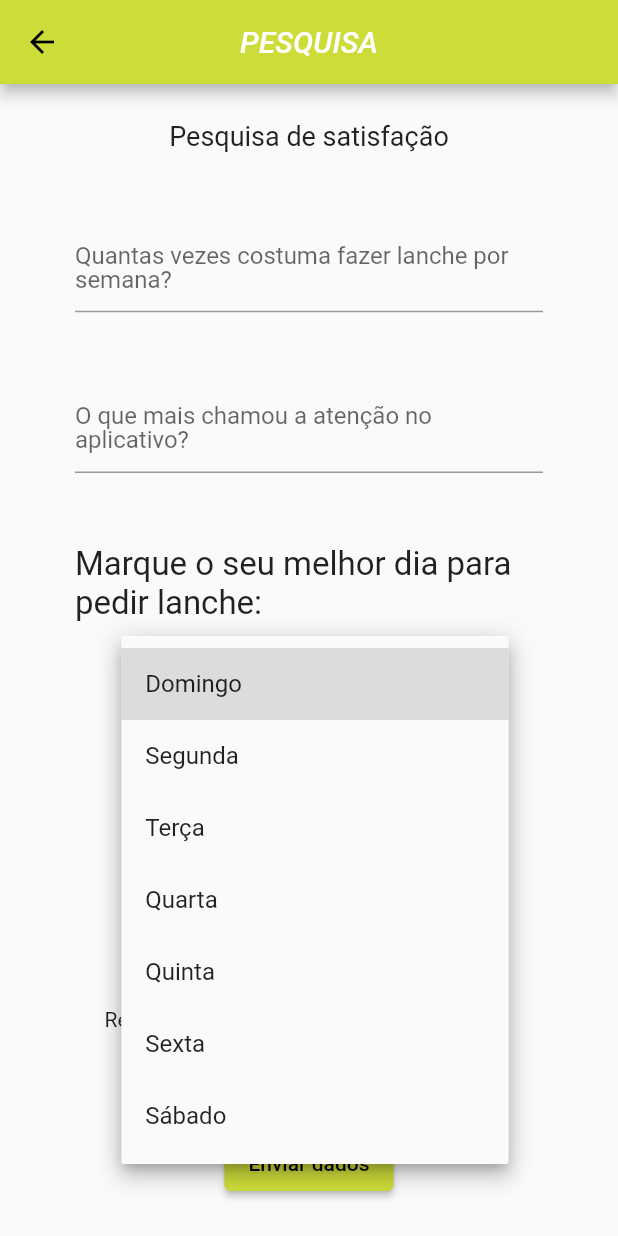
After one commit to BonfadaDiogo/universodoslanchesrapidos, a Flutter app: the Formulario screen opened directly, after a tap on "Selecione o dia da semana", on a phone screen of 412 x 824 dp. The commit adds this screen. Run offline on Flutter 3.47's test engine with Material 2 defaults, Android fonts, the phone set to English and light mode, and no system bars; our stand-ins replace google_fonts.

Commit message:
Add files via upload

```diff
--- /dev/null
+++ b/lib/formulario.dart
@@ -0,0 +1,150 @@
+import 'package:flutter/material.dart';
+import 'package:flutter/src/widgets/framework.dart';
+import 'package:flutter/src/widgets/placeholder.dart';
+import 'package:google_fonts/google_fonts.dart';
+
+class Formulario extends StatefulWidget {
+  const Formulario({super.key});
+
+  @override
+  State<Formulario> createState() => _FormularioState();
+}
+
+class _FormularioState extends State<Formulario> {
+TextEditingController _superControl = TextEditingController();
+  String? _diaDaSemana;
+  int _pgto = 0;
+  bool _bom = false, _ruim = false, _otimo = false, _recomenda = false;
+
+
+  @override
+  Widget build(BuildContext context) {
+    return Scaffold(
+
+      appBar: AppBar(
+          centerTitle: true,
+          title: Text("PESQUISA",
+              style:
+                  TextStyle(fontStyle: FontStyle.italic, color: Colors.white))),
+
+      body: Padding(
+        padding: const EdgeInsets.only(left: 50, right: 50),
+        child: Column(
+          mainAxisAlignment: MainAxisAlignment.spaceAround,
+          children: [
+            //////////////////////////////////
+            Text(
+              "Pesquisa de satisfação",
+              style: TextStyle(fontSize: 18),
+            ),
+
+              TextField(
+                controller: _superControl,
+                decoration: InputDecoration(label:
+                Text(
+                  "Quantas vezes costuma fazer lanche por semana?"
+                  )
+                )
+              ),
+
+              TextField(
+                controller: _superControl,
+                decoration: InputDecoration(label:
+                Text(
+                  "O que mais chamou a atenção no aplicativo?"
+                  )
+                )
+              ),
+            /////////////////////////////////
+            Text(
+              "Marque o seu melhor dia para pedir lanche:",
+              style: GoogleFonts.adventPro(
+                fontSize: 22
+              )
+            ),
+            /////////////////////////////////
+            DropdownButton(
+                value: _diaDaSemana,
+                hint: Text("Selecione o dia da semana "),
+                items: [
+                  DropdownMenuItem(
+                    value: "Domingo",
+                    onTap: () => _diaDaSemana = "Domingo",
+                    child: Text("Domingo"),
+                  ),
+                  DropdownMenuItem(
+                    value: "Segunda",
+                    onTap: () => _diaDaSemana = "Segunda",
+                    child: Text("Segunda"),
+                  ),
+                  DropdownMenuItem(
+                    value: "Terça",
+                    onTap: () => _diaDaSemana = "Terça",
+                    child: Text("Terça"),
+                  ),
+                  DropdownMenuItem(
+                    value: "Quarta",
+                    onTap: () => _diaDaSemana = "Quarta",
+                    child: Text("Quarta"),
+                  ),
+                  DropdownMenuItem(
+                    value: "Quinta",
+                    onTap: () => _diaDaSemana = "Quinta",
+                    child: Text("Quinta"),
+                  ),
+                  DropdownMenuItem(
+                    value: "Sexta",
+                    onTap: () => _diaDaSemana = "Sexta",
+                    child: Text("Sexta"),
+                  ),
+                  DropdownMenuItem(
+                    value: "Sábado",
+                    onTap: () => _diaDaSemana = "Sábado",
+                    child: Text("Sábado"),
+                  )
+                ],
+                onChanged: (obj) => setState(() {})),
+            ////////////////////////////////
+            Row(
+              mainAxisAlignment: MainAxisAlignment.center,
+              children: [
+                Checkbox(
+                    value: _bom,
+                    onChanged: (val) => setState(() {
+                          _bom = !_bom;
+                        })),
+                Text("Bom"),
+                Checkbox(
+                    value: _ruim,
+                    onChanged: (val) => setState(() {
+                          _ruim = !_ruim;
+                        })),
+                Text("Ruim"),
+                Checkbox(
+                    value: _otimo,
+                    onChanged: (val) => setState(() {
+                          _otimo = !_otimo;
+                        })),
+                Text("Ótimo"),
+              ],
+            ),
+            ///////////////////////////////////
+            Row(
+              mainAxisAlignment: MainAxisAlignment.spaceAround,
+              children: [
+                Text("Recomenda este aplicativo?"),
+                Switch(
+                    value: _recomenda,
+                    onChanged: (value) => setState(() {
+                          _recomenda = !_recomenda;
+                        })),
+              ],
+            ),
+            ///////////////////////////////////
+            ElevatedButton(onPressed: () {}, child: Text("Enviar dados"))
+          ],
+        ),
+      ),
+    );
+  }
+}
```
Also changed, not shown: lib/cadastro.dart (added, +76 -0 lines), lib/cardapio.dart (+53 -10 lines), lib/formadepagamento.dart (added, +36 -0 lines), lib/login.dart (added, +106 -0 lines), lib/sobreaempresa.dart (added, +19 -0 lines), lib/widgets/quantidade.dart (+9 -3 lines), lib/main.dart (line endings or trailing spaces).
